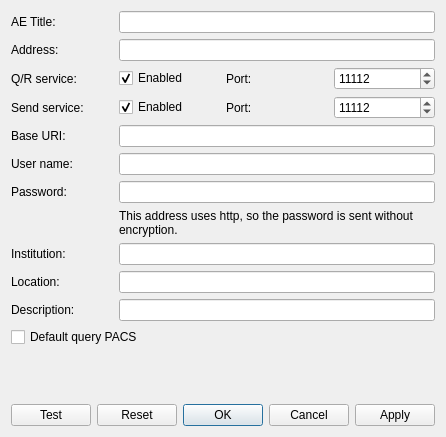
First picture: the form in starviewer/src/inputoutput/qpacsdialogbase.ui, repository panacea-india/starviewer, before the edit.
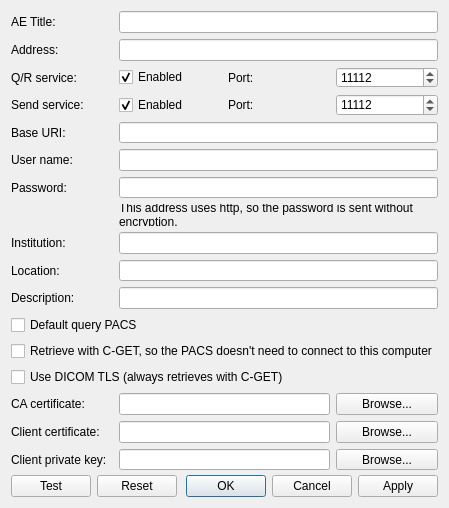
Second picture: the form after the edit.

Commit message: ENH: Add DICOM TLS, C-GET and a CA file per PACS

Patch:
```diff
--- a/starviewer/src/inputoutput/qpacsdialogbase.ui
+++ b/starviewer/src/inputoutput/qpacsdialogbase.ui
@@ -186,6 +186,71 @@
        </property>
       </widget>
      </item>
+     <item row="12" column="0" colspan="4">
+      <widget class="QCheckBox" name="m_cGetCheckBox">
+       <property name="text">
+        <string>Retrieve with C-GET, so the PACS doesn't need to connect to this computer</string>
+       </property>
+      </widget>
+     </item>
+     <item row="13" column="0" colspan="4">
+      <widget class="QCheckBox" name="m_dicomTlsCheckBox">
+       <property name="text">
+        <string>Use DICOM TLS (always retrieves with C-GET)</string>
+       </property>
+      </widget>
+     </item>
+     <item row="14" column="0">
+      <widget class="QLabel" name="m_caCertificateLabel">
+       <property name="text">
+        <string>CA certificate:</string>
+       </property>
+      </widget>
+     </item>
+     <item row="14" column="1" colspan="2">
+      <widget class="QLineEdit" name="m_caCertificateLineEdit"/>
+     </item>
+     <item row="14" column="3">
+      <widget class="QPushButton" name="m_caCertificateBrowseButton">
+       <property name="text">
+        <string>Browse...</string>
+       </property>
+      </widget>
+     </item>
+     <item row="15" column="0">
+      <widget class="QLabel" name="m_clientCertificateLabel">
+       <property name="text">
+        <string>Client certificate:</string>
+       </property>
+      </widget>
+     </item>
+     <item row="15" column="1" colspan="2">
+      <widget class="QLineEdit" name="m_clientCertificateLineEdit"/>
+     </item>
+     <item row="15" column="3">
+      <widget class="QPushButton" name="m_clientCertificateBrowseButton">
+       <property name="text">
+        <string>Browse...</string>
+       </property>
+      </widget>
+     </item>
+     <item row="16" column="0">
+      <widget class="QLabel" name="m_clientPrivateKeyLabel">
+       <property name="text">
+        <string>Client private key:</string>
+       </property>
+      </widget>
+     </item>
+     <item row="16" column="1" colspan="2">
+      <widget class="QLineEdit" name="m_clientPrivateKeyLineEdit"/>
+     </item>
+     <item row="16" column="3">
+      <widget class="QPushButton" name="m_clientPrivateKeyBrowseButton">
+       <property name="text">
+        <string>Browse...</string>
+       </property>
+      </widget>
+     </item>
     </layout>
    </item>
    <item>
```
The commit also changes 30 other files.
